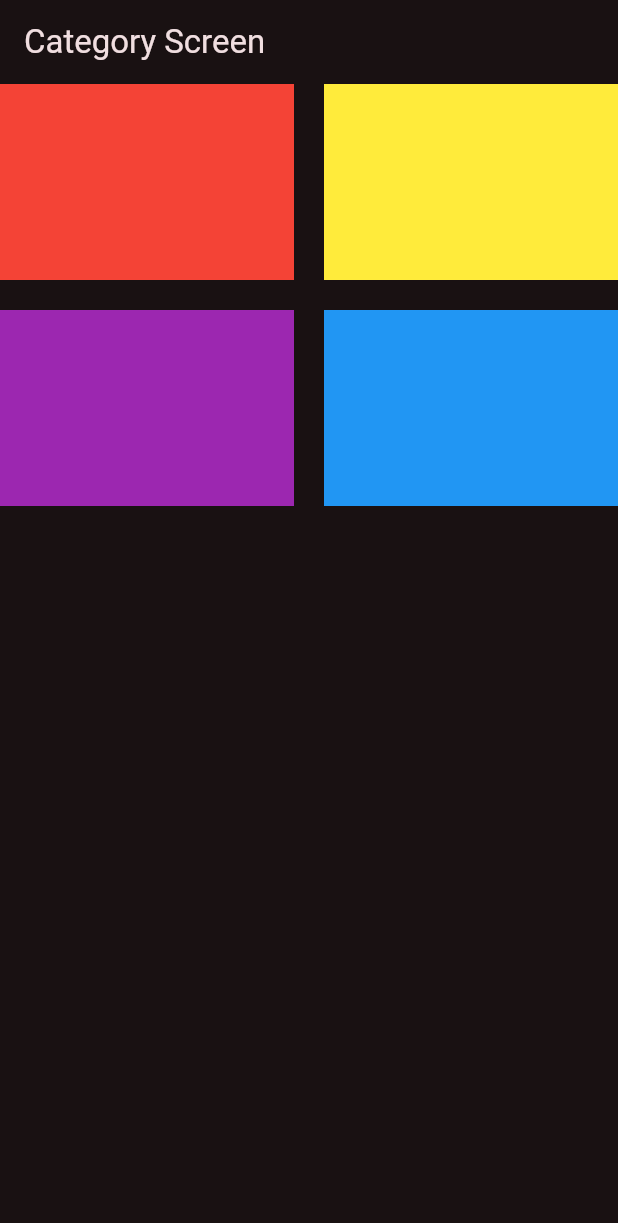
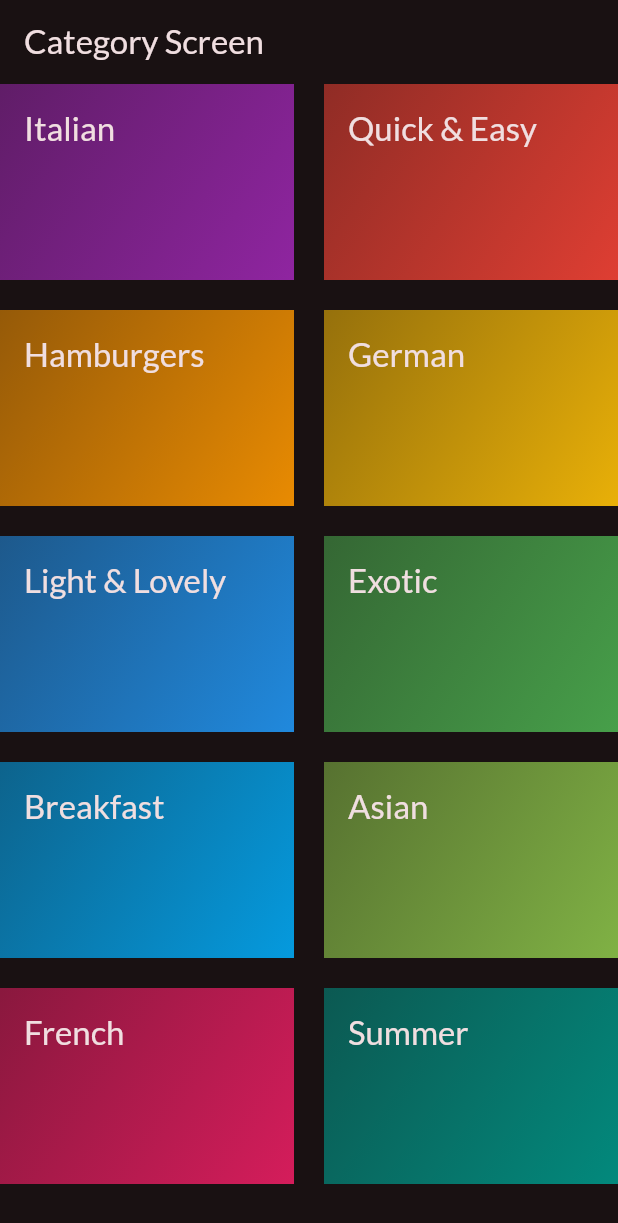
Before and after one commit to AbdelrhmanAmer/meal_flutter_app, a Flutter app: the screen it shows after launch, on a phone screen of 412 x 824 dp. Shown: the top 1223 px of the screen. Run offline on Flutter 3.47's test engine with Material 3 defaults, Android fonts, the phone set to English and light mode, and no system bars; our stand-ins replace google_fonts.

Commit message:
Categories

```diff
--- /dev/null
+++ b/meal_app/lib/data/dummy_data.dart
@@ -0,0 +1,56 @@
+import 'package:flutter/material.dart';
+
+import '../models/category.dart';
+
+const List<Category> availableCategories = [
+  Category(
+    id: 'c1',
+    title: 'Italian',
+    color: Colors.purple,
+  ),
+  Category(
+    id: 'c2',
+    title: 'Quick & Easy',
+    color: Colors.red,
+  ),
+  Category(
+    id: 'c3',
+    title: 'Hamburgers',
+    color: Colors.orange,
+  ),
+  Category(
+    id: 'c4',
+    title: 'German',
+    color: Colors.amber,
+  ),
+  Category(
+    id: 'c5',
+    title: 'Light & Lovely',
+    color: Colors.blue,
+  ),
+  Category(
+    id: 'c6',
+    title: 'Exotic',
+    color: Colors.green,
+  ),
+  Category(
+    id: 'c7',
+    title: 'Breakfast',
+    color: Colors.lightBlue,
+  ),
+  Category(
+    id: 'c8',
+    title: 'Asian',
+    color: Colors.lightGreen,
+  ),
+  Category(
+    id: 'c9',
+    title: 'French',
+    color: Colors.pink,
+  ),
+  Category(
+    id: 'c10',
+    title: 'Summer',
+    color: Colors.teal,
+  ),
+];
--- a/meal_app/lib/main.dart
+++ b/meal_app/lib/main.dart
@@ -1,4 +1,5 @@
 import 'package:flutter/material.dart';
+import 'package:google_fonts/google_fonts.dart';
 import 'package:meal_app/screens/categories_screen.dart';
 
 void main() {
@@ -20,6 +21,7 @@ class MyApp extends StatelessWidget {
             seedColor: const Color.fromARGB(255, 132, 0, 51),
         ),
         useMaterial3: true,
+        textTheme: GoogleFonts.latoTextTheme(),
       ),
       home: const CategoryScreen(),
     );
--- /dev/null
+++ b/meal_app/lib/models/category.dart
@@ -0,0 +1,17 @@
+
+import 'package:flutter/material.dart';
+
+class Category{
+  final String id;
+  final String title;
+  final Color color;
+
+  const Category({
+    required this.id,
+    required this.title,
+    required this.color
+  });
+
+
+
+}
--- a/meal_app/lib/screens/categories_screen.dart
+++ b/meal_app/lib/screens/categories_screen.dart
@@ -1,4 +1,6 @@
 import 'package:flutter/material.dart';
+import 'package:meal_app/data/dummy_data.dart';
+import 'package:meal_app/widgets/category_grid_item.dart';
 
 class CategoryScreen extends StatelessWidget {
   const CategoryScreen({super.key});
@@ -16,13 +18,10 @@ class CategoryScreen extends StatelessWidget {
             crossAxisSpacing: 20,
             childAspectRatio: 3/2, // width : height
 
-
           ),
         children: [
-          Container( color: Colors.red, ),
-          Container( color: Colors.yellow, ),
-          Container( color: Colors.purple, ),
-          Container( color: Colors.blue, ),
+          for(final category in availableCategories)
+            CategoryGridItem(category: category,)
         ],
       ),
     );
--- /dev/null
+++ b/meal_app/lib/widgets/category_grid_item.dart
@@ -0,0 +1,32 @@
+import 'package:flutter/material.dart';
+
+import '../models/category.dart';
+
+class CategoryGridItem extends StatelessWidget {
+  const CategoryGridItem({super.key, required this.category});
+
+  final Category category;
+
+  @override
+  Widget build(BuildContext context) {
+    return Container(
+        padding: const EdgeInsets.all(16),
+        decoration: BoxDecoration(
+          gradient: LinearGradient(
+            colors: [
+              category.color.withOpacity(0.54),
+              category.color.withOpacity(0.9),
+            ],
+            begin: Alignment.topLeft,
+            end: Alignment.bottomRight,
+          )
+        ),
+        child: Text(
+            category.title,
+          style: Theme.of(context).textTheme.titleLarge?.copyWith(
+            color: Theme.of(context).colorScheme.onBackground,
+          ),
+        )
+    );
+  }
+}
--- a/meal_app/pubspec.yaml
+++ b/meal_app/pubspec.yaml
@@ -35,6 +35,7 @@ dependencies:
   # The following adds the Cupertino Icons font to your application.
   # Use with the CupertinoIcons class for iOS style icons.
   cupertino_icons: ^1.0.2
+  google_fonts: ^6.1.0
 
 dev_dependencies:
   flutter_test:
```
Also changed, not shown: meal_app/pubspec.lock, 1 other file.
